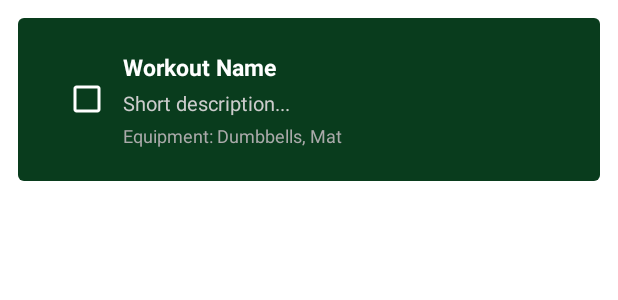
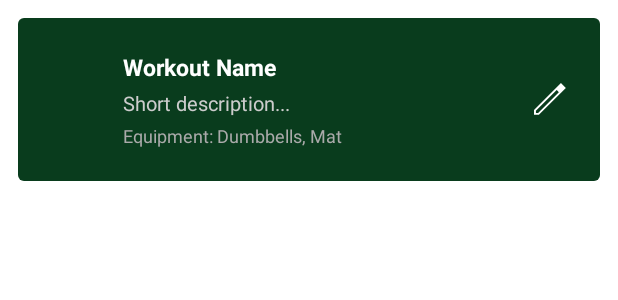
Before and after one commit to Gideonjon/FitFlow, an Android app: the layout item_user_workout.xml on its own in the app's theme, with its tools: preview values and no code run, on a phone screen of 412 x 824 dp. Shown: the top 300 px of the screen. Run offline under Robolectric (Android 15) with nearby library versions, the phone set to English and light mode, and no system bars; network calls fail.

```diff
--- a/app/src/main/java/com/shoppitplus/fitlife/auth/Login.kt
+++ b/app/src/main/java/com/shoppitplus/fitlife/auth/Login.kt
@@ -26,6 +26,7 @@ class Login : Fragment() {
 
     private val PREFS_NAME = "AppPrefs"
     private val TOKEN_KEY = "auth_token"
+    private val User_Name = "user_name"
 
     override fun onCreateView(
         inflater: LayoutInflater, container: ViewGroup?,
@@ -87,7 +88,7 @@ class Login : Fragment() {
                     val token = response.body()?.token
 
                     if (!token.isNullOrEmpty()) {
-                        saveUserToken(token)
+                        saveUserToken(token,username)
                         Toast.makeText(requireContext(), "Login successful!", Toast.LENGTH_SHORT).show()
                         findNavController().navigate(R.id.action_login_to_homeScreen)
                     } else {
@@ -108,9 +109,10 @@ class Login : Fragment() {
         }
     }
 
-    private fun saveUserToken(token: String) {
+    private fun saveUserToken(token: String,username: String) {
         val prefs = requireContext().getSharedPreferences(PREFS_NAME, Context.MODE_PRIVATE)
         prefs.edit().putString(TOKEN_KEY, token).apply()
+        prefs.edit().putString(User_Name, username).apply()
         Log.d(ContentValues.TAG, "Token saved successfully: $token")
 
     }
--- /dev/null
+++ b/app/src/main/res/drawable/ic_edit.xml
@@ -0,0 +1,9 @@
+<vector xmlns:android="http://schemas.android.com/apk/res/android"
+    android:width="17dp"
+    android:height="17dp"
+    android:viewportWidth="17"
+    android:viewportHeight="17">
+    <path
+        android:fillColor="#FF000000"
+        android:pathData="M1 15.42h1.1l10.7-10.7-1.1-1.1L1 14.32v1.1Zm-1 1V13.9L13.88 0l2.53 2.56L2.52 16.42H0ZM12.24 4.18L11.7 3.62l1.1 1.1-0.56-0.54Z"/>
+</vector>
--- a/app/src/main/res/layout/fragment_home_screen.xml
+++ b/app/src/main/res/layout/fragment_home_screen.xml
@@ -22,7 +22,7 @@
         android:layout_width="wrap_content"
         android:layout_height="wrap_content"
         android:layout_marginStart="4dp"
-        android:text="Good Morning"
+        android:text="Hello"
         android:textColor="@color/black"
         android:textSize="17sp"
         app:layout_constraintBottom_toBottomOf="@id/circleImageView"
--- a/app/src/main/res/layout/item_user_workout.xml
+++ b/app/src/main/res/layout/item_user_workout.xml
@@ -1,63 +1,76 @@
 <?xml version="1.0" encoding="utf-8"?>
 <LinearLayout xmlns:android="http://schemas.android.com/apk/res/android"
+    xmlns:app="http://schemas.android.com/apk/res-auto"
     android:layout_width="match_parent"
     android:layout_height="wrap_content"
-    android:orientation="horizontal"
-    android:padding="22dp"
+    android:layout_marginHorizontal="12sp"
     android:layout_marginTop="12sp"
-    android:gravity="center_vertical"
-    android:layout_marginHorizontal="12sp"
     android:background="@drawable/bg_chip"
     android:clickable="true"
-    android:focusable="true">
+    android:focusable="true"
+    android:gravity="center_vertical"
+    android:orientation="horizontal"
+    android:padding="22dp">
 
     <!-- Checkbox -->
     <CheckBox
         android:id="@+id/checkBoxSelect"
         android:layout_width="wrap_content"
         android:layout_height="wrap_content"
+        android:visibility="invisible"
         android:buttonTint="@android:color/white"
         android:paddingEnd="10dp" />
 
     <!-- Text Section -->
     <LinearLayout
-        android:orientation="vertical"
         android:layout_width="0dp"
         android:layout_height="wrap_content"
-        android:layout_weight="1">
+        android:layout_weight="1"
+        android:orientation="vertical">
 
         <!-- Workout Name -->
         <TextView
             android:id="@+id/tvWorkoutName"
             android:layout_width="match_parent"
             android:layout_height="wrap_content"
+            android:maxLines="1"
             android:text="Workout Name"
+            android:textColor="@android:color/white"
             android:textSize="15sp"
-            android:textStyle="bold"
-            android:maxLines="1"
-            android:textColor="@android:color/white"/>
+            android:textStyle="bold" />
 
         <!-- Description -->
         <TextView
             android:id="@+id/tvWorkoutDescription"
             android:layout_width="match_parent"
             android:layout_height="wrap_content"
+            android:layout_marginTop="4dp"
+            android:ellipsize="end"
+            android:maxLines="2"
             android:text="Short description..."
-            android:textSize="13sp"
-            android:maxLines="2"
-            android:ellipsize="end"
-            android:layout_marginTop="4dp"
-            android:textColor="#CCCCCC"/>
+            android:textColor="#CCCCCC"
+            android:textSize="13sp" />
 
         <!-- Equipment -->
         <TextView
             android:id="@+id/tvWorkoutEquipment"
             android:layout_width="match_parent"
             android:layout_height="wrap_content"
+            android:layout_marginTop="4dp"
             android:text="Equipment: Dumbbells, Mat"
-            android:textSize="12sp"
             android:textColor="#AAAAAA"
-            android:layout_marginTop="4dp"/>
+            android:textSize="12sp" />
+
+
     </LinearLayout>
 
+    <ImageView
+        android:id="@+id/btnEdit"
+        android:layout_width="22dp"
+        android:layout_height="22dp"
+        android:layout_marginStart="12dp"
+        android:src="@drawable/ic_edit"
+        app:tint="@android:color/white" />
+
+
 </LinearLayout>
```
Also changed, not shown: app/src/main/java/com/shoppitplus/fitlife/HomeScreen.kt (+87 -4 lines), app/src/main/java/com/shoppitplus/fitlife/adapter/UserWorkoutAdapter.kt (+16 -8 lines), app/src/main/java/com/shoppitplus/fitlife/api/Api.kt (+15 -0 lines).
